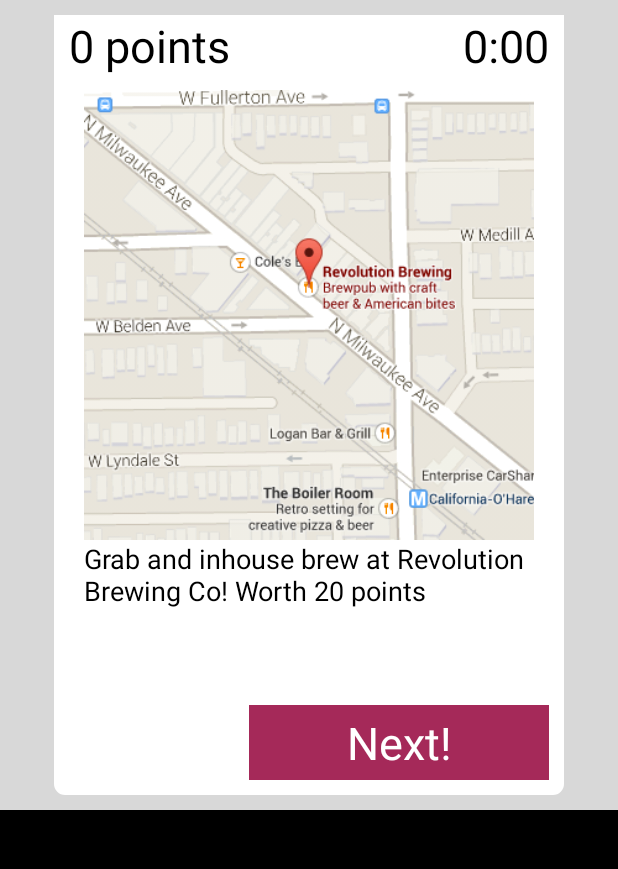
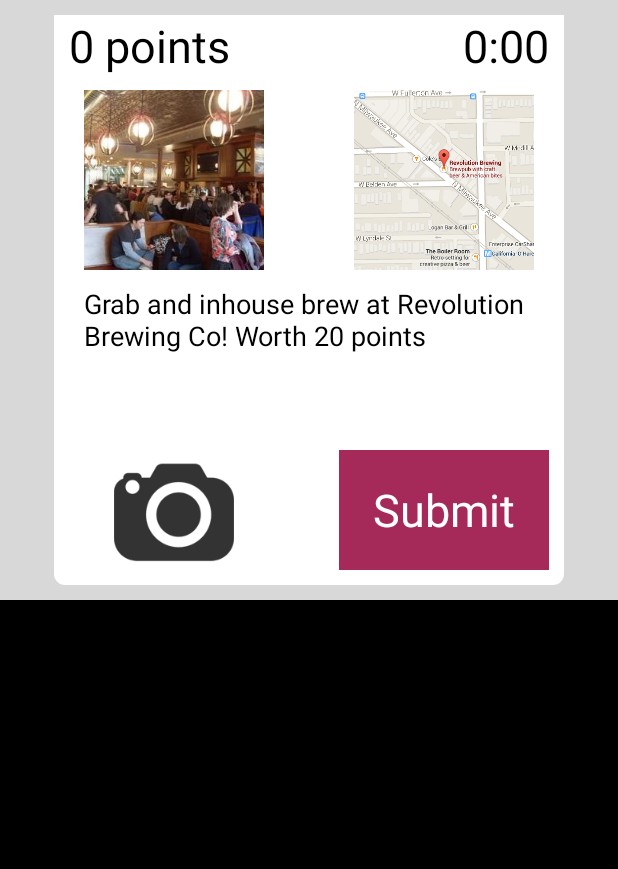
Before and after one commit to cassieramen/TheHunt, an Android app: the HuntChallenge screen opened directly, with no data from a screen before it, on a phone screen of 412 x 824 dp, the part 90-959 px from its top. Run offline under Robolectric (Android 15) with nearby library versions, the phone set to English and light mode, and no system bars; libraries missing offline, so code that uses them is left out: com.jeremyfeinstein.slidingmenu; 12 statements that could not run were skipped.

Commit message:
Redesigned play flow. Caution: may look bad on Cassie's phone (idk though)

```diff
--- a/TheHunt/The Hunt/src/main/java/com/thehunt/app/HuntChallenge.java
+++ b/TheHunt/The Hunt/src/main/java/com/thehunt/app/HuntChallenge.java
@@ -47,12 +47,15 @@ public class HuntChallenge extends Activity {
         timeLeftCounter.start();
 
         TextView description = (TextView) findViewById(R.id.description);
+        ImageView photo = (ImageView) findViewById(R.id.challenge_photo);
         if (totalPoints == 0) {
             description.setText("Grab and inhouse brew at Revolution Brewing Co! Worth 20 points");
         } else if (totalPoints == 20) {
             description.setText("Take a photo with the best old fashioned sign you can find on the wall of Atlas Brewing. Maybe have a beer too. Worth 20 points! ");
+            photo.setImageResource(R.drawable.atlas);
         } else if (totalPoints == 40) { //the last screen
             description.setText("Half Acre brewing is home to 19 fermentation stations. Take a photo with one. Worth 20 points.");
+            photo.setImageResource(R.drawable.half_acre);
             nextTextView.setOnClickListener(new EndingClickListener(getBaseContext()));
             nextTextView.setText("Finish");
         }
--- a/TheHunt/The Hunt/src/main/res/layout/challenge.xml
+++ b/TheHunt/The Hunt/src/main/res/layout/challenge.xml
@@ -49,18 +49,30 @@
             </RelativeLayout>
 
             <ImageView
+                    android:id="@+id/challenge_photo"
+                    android:layout_width="120dip"
+                    android:layout_height="120dip"
+                    android:src="@drawable/revolution"
+                    android:layout_marginLeft="20dip"
+                    android:layout_below="@id/headerText"
+                    android:layout_alignParentLeft="true" />
+
+            <ImageView
                 android:id="@+id/map"
-                android:layout_width="300dip"
-                android:layout_height="300dip"
+                android:layout_width="120dip"
+                android:layout_height="120dip"
                 android:src="@drawable/revolution_map"
+                android:layout_marginRight="20dip"
                 android:layout_below="@id/headerText"
-                android:layout_centerHorizontal="true" />
+                android:layout_alignParentRight="true" />
 
             <TextView
                 android:id="@+id/description"
                 android:layout_width="300dip"
                 android:layout_height="100dip"
                 android:layout_centerHorizontal="true"
+                android:layout_marginTop="10dip"
+                android:layout_marginLeft="20dip"
                 android:text="@string/app_name"
                 android:layout_below="@id/map"
                 android:textColor="@color/black"
@@ -68,10 +80,10 @@
 
             <TextView
                 android:id="@+id/nextButton"
-                android:layout_width="200dip"
-                android:layout_height="50dip"
+                android:layout_width="140dip"
+                android:layout_height="80dip"
                 android:background="@color/jewelPink"
-                android:text="@string/next"
+                android:text="Submit"
                 android:textColor="@color/white"
                 android:textSize="30sp"
                 android:layout_below="@id/description"
@@ -80,6 +92,16 @@
                 android:layout_marginTop="10dip"
                 android:layout_marginRight="10dip" />
 
+            <ImageView
+                android:id="@+id/camera"
+                android:src="@drawable/camera_150"
+                android:layout_width="140dip"
+                android:layout_height="80dip"
+                android:layout_marginTop="10dip"
+                android:layout_marginLeft="10dip"
+                android:layout_alignParentLeft="true"
+                android:layout_below="@id/description" />
+
         </RelativeLayout>
     </RelativeLayout>
 
```
Also changed, not shown: TheHunt/The Hunt/src/main/res/drawable-hdpi/atlas.jpg (added), TheHunt/The Hunt/src/main/res/drawable-hdpi/camera_150.png (added), TheHunt/The Hunt/src/main/res/drawable-hdpi/half_acre.png (added), TheHunt/The Hunt/src/main/res/drawable-hdpi/revolution.jpg (added).
